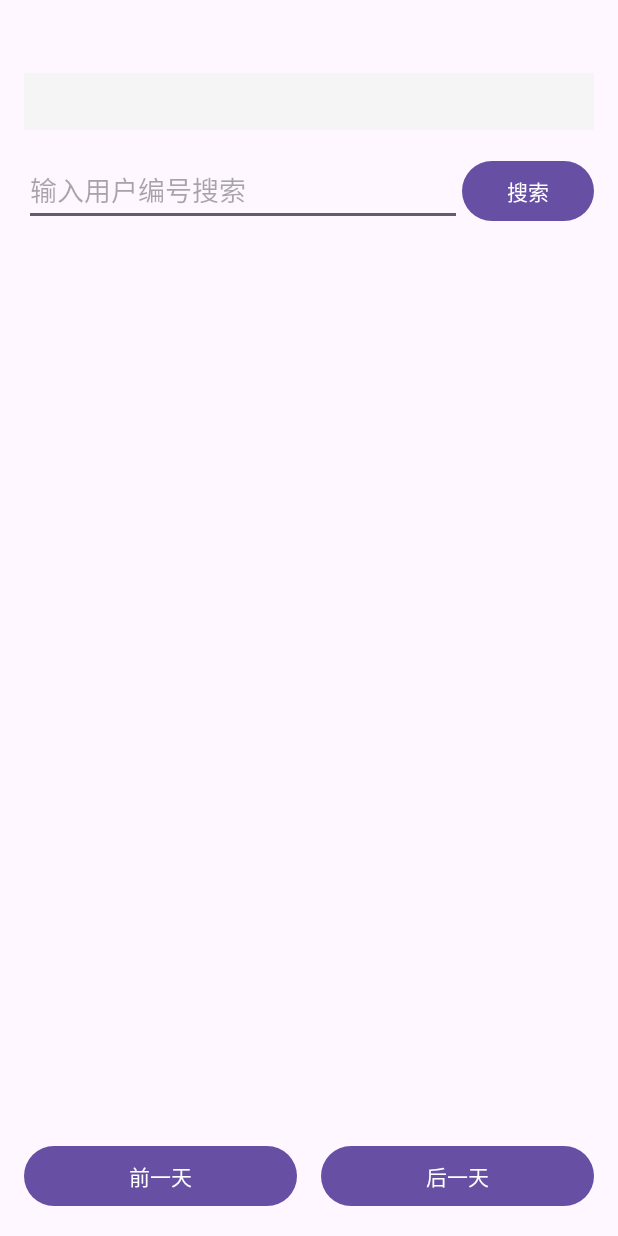
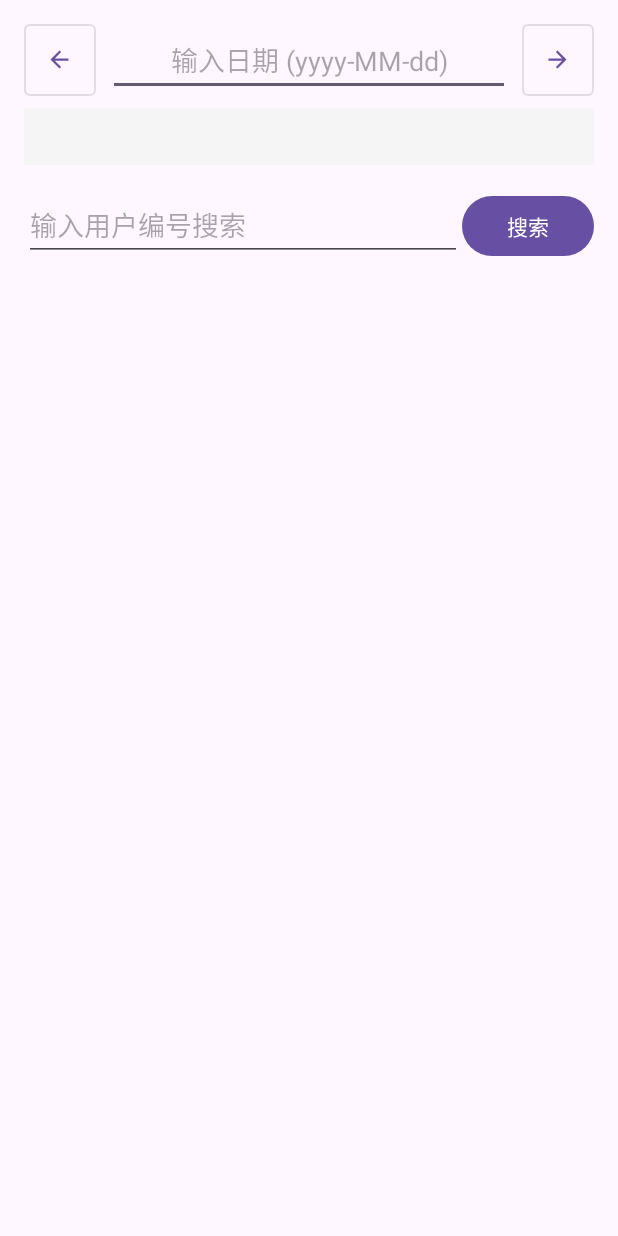
Before and after one commit to endiow/sanxiang, an Android app: the UserDataActivity screen opened directly, with no data from a screen before it, on a phone screen of 412 x 824 dp. Run offline under Robolectric (Android 15) with nearby library versions, the phone set to English and light mode, and no system bars.

Commit message:
界面更新

```diff
--- a/app/build.gradle
+++ b/app/build.gradle
@@ -44,4 +44,5 @@ dependencies {
     androidTestImplementation libs.ext.junit
     androidTestImplementation libs.espresso.core
     implementation 'com.github.PhilJay:MPAndroidChart:v3.1.0'
+    implementation 'com.google.android.material:material:1.11.0'
 }
--- a/app/src/main/java/com/example/sanxiang/UserDataAdapter.java
+++ b/app/src/main/java/com/example/sanxiang/UserDataAdapter.java
@@ -22,11 +22,20 @@ import android.text.method.LinkMovementMethod;
 import android.text.style.ClickableSpan;
 import androidx.annotation.NonNull;
 
+/**
+ * 用户数据列表的适配器类
+ * 用于在RecyclerView中显示用户数据
+ */
 public class UserDataAdapter extends RecyclerView.Adapter<UserDataAdapter.ViewHolder>
 {
+    // 当前显示的数据列表
     private List<UserData> dataList = new ArrayList<>();
-    private List<UserData> allData = new ArrayList<>();  // 用于搜索
+    // 所有数据的备份，用于搜索功能
+    private List<UserData> allData = new ArrayList<>();
 
+    /**
+     * 设置新的数据列表
+     */
     public void setData(List<UserData> newData)
     {
         this.dataList = new ArrayList<>(newData);
@@ -34,6 +43,9 @@ public class UserDataAdapter extends RecyclerView.Adapter<UserDataAdapter.ViewHo
         notifyDataSetChanged();
     }
 
+    /**
+     * 根据用户ID过滤数据
+     */
     public void filter(String userId)
     {
         if (userId == null || userId.trim().isEmpty())
@@ -42,9 +54,7 @@ public class UserDataAdapter extends RecyclerView.Adapter<UserDataAdapter.ViewHo
         }
         else
         {
-            dataList = allData.stream()
-                .filter(d -> d.getUserId().contains(userId.trim()))
-                .collect(Collectors.toList());
+            dataList = allData.stream().filter(d -> d.getUserId().contains(userId.trim())).collect(Collectors.toList());
         }
         notifyDataSetChanged();
     }
@@ -53,22 +63,23 @@ public class UserDataAdapter extends RecyclerView.Adapter<UserDataAdapter.ViewHo
     @Override
     public ViewHolder onCreateViewHolder(@NonNull ViewGroup parent, int viewType)
     {
-        View view = LayoutInflater.from(parent.getContext())
-                .inflate(R.layout.item_user_data, parent, false);
+        // 创建列表项视图
+        View view = LayoutInflater.from(parent.getContext()).inflate(R.layout.item_user_data, parent, false);
         return new ViewHolder(view);
     }
 
     @Override
     public void onBindViewHolder(@NonNull ViewHolder holder, int position)
     {
+        // 绑定数据到视图
         UserData data = dataList.get(position);
         holder.tvUserInfo.setText(String.format("用户编号：%s  用户名称：%s",
-                data.getUserId(), data.getUserName()));
+                                  data.getUserId(), data.getUserName()));
         holder.tvRouteInfo.setText(String.format("回路编号：%s  线路名称：%s",
-                data.getRouteNumber(), data.getRouteName()));
+                                   data.getRouteNumber(), data.getRouteName()));
         holder.tvPhaseInfo.setText(String.format("相位：%s", data.getPhase()));
         holder.tvPowerInfo.setText(String.format("A相电量：%.2f  B相电量：%.2f  C相电量：%.2f",
-                data.getPhaseAPower(), data.getPhaseBPower(), data.getPhaseCPower()));
+                                   data.getPhaseAPower(), data.getPhaseBPower(), data.getPhaseCPower()));
     }
 
     @Override
@@ -77,11 +88,19 @@ public class UserDataAdapter extends RecyclerView.Adapter<UserDataAdapter.ViewHo
         return dataList.size();
     }
 
+    /**
+     * 列表项的ViewHolder类
+     * 用于缓存列表项中的视图引用
+     */
     static class ViewHolder extends RecyclerView.ViewHolder
     {
+        // 用户信息文本视图
         TextView tvUserInfo;
+        // 回路信息文本视图
         TextView tvRouteInfo;
+        // 相位信息文本视图
         TextView tvPhaseInfo;
+        // 电量信息文本视图
         TextView tvPowerInfo;
 
         ViewHolder(View view)
--- /dev/null
+++ b/app/src/main/res/drawable/ic_arrow_back.xml
@@ -0,0 +1,10 @@
+<?xml version="1.0" encoding="utf-8"?>
+<vector xmlns:android="http://schemas.android.com/apk/res/android"
+    android:width="24dp"
+    android:height="24dp"
+    android:viewportWidth="24"
+    android:viewportHeight="24">
+    <path
+        android:fillColor="#000000"
+        android:pathData="M20,11H7.83l5.59,-5.59L12,4l-8,8 8,8 1.41,-1.41L7.83,13H20v-2z"/>
+</vector>
--- /dev/null
+++ b/app/src/main/res/drawable/ic_arrow_forward.xml
@@ -0,0 +1,10 @@
+<?xml version="1.0" encoding="utf-8"?>
+<vector xmlns:android="http://schemas.android.com/apk/res/android"
+    android:width="24dp"
+    android:height="24dp"
+    android:viewportWidth="24"
+    android:viewportHeight="24">
+    <path
+        android:fillColor="#000000"
+        android:pathData="M12,4l-1.41,1.41L16.17,11H4v2h12.17l-5.58,5.59L12,20l8,-8z"/>
+</vector>
--- a/app/src/main/res/layout/activity_user_data.xml
+++ b/app/src/main/res/layout/activity_user_data.xml
@@ -1,18 +1,59 @@
 <?xml version="1.0" encoding="utf-8"?>
 <LinearLayout xmlns:android="http://schemas.android.com/apk/res/android"
+    xmlns:app="http://schemas.android.com/apk/res-auto"
     android:layout_width="match_parent"
     android:layout_height="match_parent"
     android:orientation="vertical"
     android:padding="16dp">
 
-    <TextView
-        android:id="@+id/tvDate"
+    <!-- 日期导航和搜索布局 -->
+    <LinearLayout
         android:layout_width="match_parent"
         android:layout_height="wrap_content"
-        android:textSize="18sp"
-        android:textStyle="bold"
-        android:gravity="center"
-        android:layout_marginBottom="8dp"/>
+        android:orientation="horizontal"
+        android:layout_marginBottom="8dp"
+        android:gravity="center_vertical">
+
+        <com.google.android.material.button.MaterialButton
+            android:id="@+id/btnPrevDay"
+            android:layout_width="48dp"
+            android:layout_height="48dp"
+            android:layout_marginEnd="8dp"
+            android:insetLeft="0dp"
+            android:insetTop="0dp"
+            android:insetRight="0dp"
+            android:insetBottom="0dp"
+            android:padding="12dp"
+            app:icon="@drawable/ic_arrow_back"
+            app:iconGravity="textStart"
+            app:iconPadding="0dp"
+            style="@style/Widget.MaterialComponents.Button.OutlinedButton"/>
+
+        <EditText
+            android:id="@+id/tvDate"
+            android:layout_width="0dp"
+            android:layout_height="wrap_content"
+            android:layout_weight="1"
+            android:gravity="center"
+            android:textSize="18sp"
+            android:hint="输入日期 (yyyy-MM-dd)"
+            android:inputType="date"/>
+
+        <com.google.android.material.button.MaterialButton
+            android:id="@+id/btnNextDay"
+            android:layout_width="48dp"
+            android:layout_height="48dp"
+            android:layout_marginStart="8dp"
+            android:insetLeft="0dp"
+            android:insetTop="0dp"
+            android:insetRight="0dp"
+            android:insetBottom="0dp"
+            android:padding="12dp"
+            app:icon="@drawable/ic_arrow_forward"
+            app:iconGravity="textStart"
+            app:iconPadding="0dp"
+            style="@style/Widget.MaterialComponents.Button.OutlinedButton"/>
+    </LinearLayout>
 
     <TextView
         android:id="@+id/tvTotalPower"
@@ -51,26 +92,4 @@
         android:layout_height="0dp"
         android:layout_weight="1"/>
 
-    <LinearLayout
-        android:layout_width="match_parent"
-        android:layout_height="wrap_content"
-        android:orientation="horizontal"
-        android:layout_marginTop="16dp">
-
-        <Button
-            android:id="@+id/btnPrevDay"
-            android:layout_width="0dp"
-            android:layout_height="wrap_content"
-            android:layout_weight="1"
-            android:layout_marginEnd="8dp"
-            android:text="前一天"/>
-
-        <Button
-            android:id="@+id/btnNextDay"
-            android:layout_width="0dp"
-            android:layout_height="wrap_content"
-            android:layout_weight="1"
-            android:layout_marginStart="8dp"
-            android:text="后一天"/>
-    </LinearLayout>
 </LinearLayout>
```
Also changed, not shown: app/src/main/java/com/example/sanxiang/MainActivity.java (+109 -84 lines), app/src/main/java/com/example/sanxiang/PredictionActivity.java (+11 -32 lines), app/src/main/java/com/example/sanxiang/PredictionAdapter.java (+6 -7 lines), app/src/main/java/com/example/sanxiang/UserDataActivity.java (+95 -13 lines), app/src/main/java/com/example/sanxiang/util/UnbalanceCalculator.java (+9 -4 lines).
